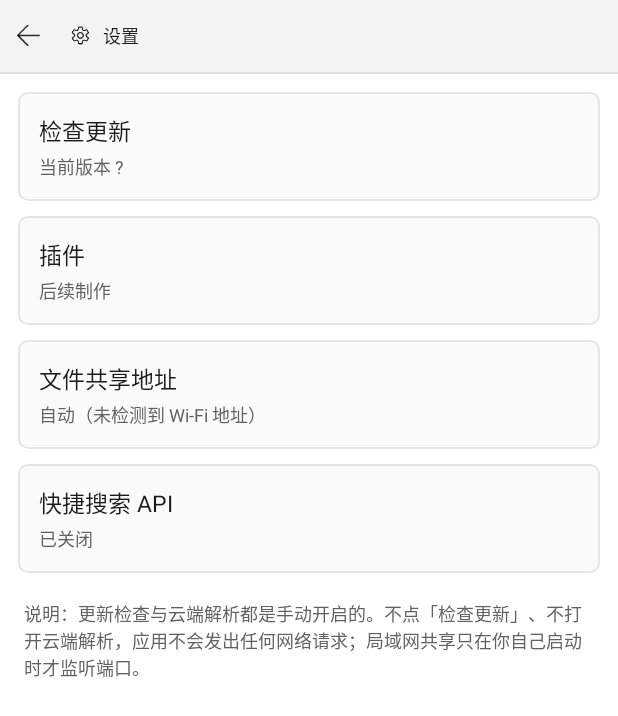
After one commit to ttq7/PhonePC, an Android app: the SettingsActivity screen opened directly, with no data from a screen before it, on a phone screen of 412 x 824 dp. The commit adds this screen. Shown: the top 716 px of the screen. Run offline under Robolectric (Android 15) with nearby library versions, the light colour scheme and no system bars; network calls fail.

Commit message:
新增设置页：检查更新 / 插件占位 / 共享地址 / 快捷搜索 API
导航窗格底部新增「设置」入口，页面含四块：

1. 检查更新 —— 复用 UpdateFlow，显示当前版本
2. 插件 —— 入口占位，说明计划形态（下载 zip 插件包扩展查看器/操作）
3. 文件共享地址 —— 留空自动检测 Wi-Fi 地址，也可手填固定地址/端口
   （热点共享或需要固定端口时自动检测是错的）。NetShare.url 优先用该值
4. 快捷搜索 API —— OpenAI 兼容接口 + 模型名 + 密钥

API 的设计要点：不让模型返回时间戳或扩展名集合，只让它把口语说法
归一成标准关键词（「我上午在百度下载的图片」-> 「上午 百度 图片」），
时间窗计算与扩展名集合仍由已验证的本机解析器完成。这样输出极短、
幻觉易于发现，接口失败或超时自动退回本机解析。

隐私：更新检查与云端解析均为手动开启；不点检查更新、不开云端解析
就不会发出任何网络请求。设置页底部有明确说明。

```diff
--- a/PhonePC/app/src/main/AndroidManifest.xml
+++ b/PhonePC/app/src/main/AndroidManifest.xml
@@ -59,6 +59,11 @@
             android:theme="@style/Theme.PhonePC" />
 
         <activity
+            android:name=".SettingsActivity"
+            android:exported="false"
+            android:theme="@style/Theme.PhonePC" />
+
+        <activity
             android:name=".QuickFindActivity"
             android:exported="false"
             android:theme="@style/Theme.PhonePC"
--- a/PhonePC/app/src/main/java/com/phonepc/explorer/MainActivity.kt
+++ b/PhonePC/app/src/main/java/com/phonepc/explorer/MainActivity.kt
@@ -124,6 +124,7 @@ class MainActivity : AppCompatActivity() {
         super.onCreate(savedInstanceState)
         b = ActivityMainBinding.inflate(layoutInflater)
         setContentView(b.root)
+        com.phonepc.explorer.data.AppSettings.init(this)
         prefs = Prefs(this)
         sortSpec = prefs.sortSpec
         viewMode = prefs.viewMode
@@ -382,6 +383,7 @@ class MainActivity : AppCompatActivity() {
             item.id == "home" -> navigateTo(HOME_PATH)
             item.id == "thispc" -> navigateTo(null)
             item.id == "quickfind" -> startActivity(QuickFindActivity.intent(this))
+            item.id == "settings" -> startActivity(SettingsActivity.intent(this))
             item.id == "network" -> startActivity(
                 NetShareActivity.intent(this, Environment.getExternalStorageDirectory().absolutePath)
             )
@@ -826,6 +828,7 @@ class MainActivity : AppCompatActivity() {
             R.drawable.ic_recyclebin,
             null
         )
+        rows += NavRow.Item("settings", getString(R.string.settings), R.drawable.g_settings, null)
         return rows
     }
 
--- a/PhonePC/app/src/main/java/com/phonepc/explorer/NetShareActivity.kt
+++ b/PhonePC/app/src/main/java/com/phonepc/explorer/NetShareActivity.kt
@@ -12,6 +12,7 @@ import androidx.appcompat.app.AppCompatActivity
 import androidx.core.content.ContextCompat
 import com.phonepc.explorer.databinding.ActivityNetshareBinding
 import com.phonepc.explorer.databinding.ViewCommandButtonBinding
+import com.phonepc.explorer.data.AppSettings
 import com.phonepc.explorer.net.NetShare
 import java.io.File
 
@@ -29,6 +30,7 @@ class NetShareActivity : AppCompatActivity() {
         super.onCreate(savedInstanceState)
         b = ActivityNetshareBinding.inflate(layoutInflater)
         setContentView(b.root)
+        com.phonepc.explorer.data.AppSettings.init(this)
 
         val path = intent.getStringExtra(EXTRA_PATH)
         shareDir = if (!path.isNullOrEmpty()) File(path) else File("/")
@@ -100,7 +102,7 @@ class NetShareActivity : AppCompatActivity() {
 
     private fun startShare() {
         try {
-            NetShare.start(shareDir)
+            NetShare.start(shareDir, AppSettings.shareUrl)
             render()
             val url = NetShare.url
             toast(if (url != null) getString(R.string.net_started, url) else getString(R.string.net_no_wifi))
--- /dev/null
+++ b/PhonePC/app/src/main/java/com/phonepc/explorer/SettingsActivity.kt
@@ -0,0 +1,128 @@
+package com.phonepc.explorer
+
+import android.content.Context
+import android.os.Bundle
+import android.view.LayoutInflater
+import android.widget.Toast
+import androidx.appcompat.app.AlertDialog
+import androidx.appcompat.app.AppCompatActivity
+import com.phonepc.explorer.data.AppSettings
+import com.phonepc.explorer.data.UpdateChecker
+import com.phonepc.explorer.databinding.ActivitySettingsBinding
+import com.phonepc.explorer.databinding.DialogApiBinding
+import com.phonepc.explorer.databinding.DialogInputBinding
+import com.phonepc.explorer.net.HttpFileServer
+
+class SettingsActivity : AppCompatActivity() {
+
+    private lateinit var b: ActivitySettingsBinding
+
+    override fun onCreate(savedInstanceState: Bundle?) {
+        super.onCreate(savedInstanceState)
+        b = ActivitySettingsBinding.inflate(layoutInflater)
+        setContentView(b.root)
+        com.phonepc.explorer.data.AppSettings.init(this)
+
+        b.btnBack.setOnClickListener { finish() }
+        b.rowUpdate.setOnClickListener { UpdateFlow.start(this) }
+        b.rowPlugins.setOnClickListener { showPlugins() }
+        b.rowShare.setOnClickListener { editShareUrl() }
+        b.rowApi.setOnClickListener { editApi() }
+    }
+
+    override fun onResume() {
+        super.onResume()
+        refresh()
+    }
+
+    private fun refresh() {
+        b.updSummary.text = getString(R.string.settings_update_summary, UpdateChecker.installedVersion(this))
+
+        val custom = AppSettings.shareUrl
+        b.shareSummary.text = if (custom.isBlank()) {
+            val auto = HttpFileServer.localAddresses().firstOrNull()
+            if (auto != null) getString(R.string.settings_share_auto, auto)
+            else getString(R.string.settings_share_auto_none)
+        } else {
+            getString(R.string.settings_share_custom, custom)
+        }
+
+        b.apiSummary.text = getString(R.string.settings_api_summary, AppSettings.apiSummary(this))
+    }
+
+    // ---- plugins ----------------------------------------------------------
+
+    private fun showPlugins() {
+        AlertDialog.Builder(this, R.style.Theme_PhonePC_Dialog)
+            .setTitle(R.string.settings_plugins)
+            .setMessage(R.string.settings_plugins_detail)
+            .setPositiveButton(R.string.ok, null)
+            .show()
+    }
+
+    // ---- share address ----------------------------------------------------
+
+    /**
+     * Blank means auto-detect. The share screen only knows the phone's own
+     * Wi-Fi address, which is wrong behind a hotspot or when a fixed port is
+     * needed, so this exists as an escape hatch.
+     */
+    private fun editShareUrl() {
+        val vb = DialogInputBinding.inflate(LayoutInflater.from(this))
+        vb.inputField.hint = "http://192.168.1.5:8080/"
+        vb.inputField.setText(AppSettings.shareUrl)
+        val dlg = AlertDialog.Builder(this, R.style.Theme_PhonePC_Dialog)
+            .setTitle(R.string.settings_share)
+            .setMessage(R.string.settings_share_detail)
+            .setView(vb.root)
+            .setNegativeButton(R.string.cancel, null)
+            .setNeutralButton(R.string.settings_share_reset, null)
+            .setPositiveButton(R.string.ok, null)
+            .create()
+        dlg.show()
+        dlg.getButton(AlertDialog.BUTTON_POSITIVE).setOnClickListener {
+            val v = vb.inputField.text.toString().trim()
+            if (v.isNotEmpty() && !v.startsWith("http")) {
+                toast(getString(R.string.settings_share_bad, v))
+            } else {
+                AppSettings.shareUrl = v
+                dlg.dismiss()
+                refresh()
+            }
+        }
+        dlg.getButton(AlertDialog.BUTTON_NEUTRAL).setOnClickListener {
+            AppSettings.shareUrl = ""
+            dlg.dismiss()
+            refresh()
+        }
+    }
+
+    // ---- remote search api ------------------------------------------------
+
+    private fun editApi() {
+        val vb = DialogApiBinding.inflate(LayoutInflater.from(this))
+        vb.apiOn.isChecked = AppSettings.apiEnabled
+        vb.apiEndpoint.setText(AppSettings.apiEndpoint)
+        vb.apiModel.setText(AppSettings.apiModel)
+        vb.apiKey.setText(AppSettings.apiKey)
+
+        AlertDialog.Builder(this, R.style.Theme_PhonePC_Dialog)
+            .setTitle(R.string.settings_api)
+            .setView(vb.root)
+            .setNegativeButton(R.string.cancel, null)
+            .setPositiveButton(R.string.ok) { _, _ ->
+                AppSettings.apiEnabled = vb.apiOn.isChecked
+                AppSettings.apiEndpoint = vb.apiEndpoint.text.toString().trim()
+                AppSettings.apiModel = vb.apiModel.text.toString().trim()
+                AppSettings.apiKey = vb.apiKey.text.toString().trim()
+                refresh()
+            }
+            .show()
+    }
+
+    private fun toast(msg: String) = Toast.makeText(this, msg, Toast.LENGTH_SHORT).show()
+
+    companion object {
+        fun intent(context: Context) = android.content.Intent(context, SettingsActivity::class.java)
+    }
+}
--- /dev/null
+++ b/PhonePC/app/src/main/java/com/phonepc/explorer/data/AppSettings.kt
@@ -0,0 +1,71 @@
+package com.phonepc.explorer.data
+
+import android.content.Context
+
+/**
+ * User-facing settings. Kept separate from [Prefs] (which holds view state)
+ * so the two never get confused.
+ */
+object AppSettings {
+
+    private const val FILE = "phonepc_settings"
+
+    @Volatile
+    private var appContext: Context? = null
+
+    /**
+     * Call once from each entry Activity. Storing the application context keeps
+     * the property syntax below readable; failing loudly beats silently
+     * returning a default when someone forgets.
+     */
+    fun init(context: Context) {
+        if (appContext == null) appContext = context.applicationContext
+    }
+
+    private fun context(): Context = appContext
+        ?: throw IllegalStateException("AppSettings.init() was never called")
+
+    private fun sp(context: Context) = context.getSharedPreferences(FILE, Context.MODE_PRIVATE)
+
+    // ---- 文件共享 ---------------------------------------------------------
+
+    /**
+     * Override for the address shown on the share screen. Blank means
+     * "auto-detect from the Wi-Fi interface", which is the common case; this is
+     * for people behind a hotspot or who want a fixed port.
+     */
+    var shareUrl: String
+        get() = sp(context()).getString("share_url", "") ?: ""
+        set(v) = sp(context()).edit().putString("share_url", v).apply()
+
+    // ---- 快捷搜索 API -----------------------------------------------------
+
+    var apiEnabled: Boolean
+        get() = sp(context()).getBoolean("api_enabled", false)
+        set(v) = sp(context()).edit().putBoolean("api_enabled", v).apply()
+
+    /** OpenAI-compatible chat-completions endpoint. */
+    var apiEndpoint: String
+        get() = sp(context()).getString("api_endpoint", "") ?: ""
+        set(v) = sp(context()).edit().putString("api_endpoint", v).apply()
+
+    var apiKey: String
+        get() = sp(context()).getString("api_key", "") ?: ""
+        set(v) = sp(context()).edit().putString("api_key", v).apply()
+
+    var apiModel: String
+        get() = sp(context()).getString("api_model", "") ?: ""
+        set(v) = sp(context()).edit().putString("api_model", v).apply()
+
+    fun isApiReady(context: Context): Boolean =
+        apiEnabled && apiEndpoint.isNotBlank() && apiModel.isNotBlank()
+
+    /** Never print the key itself; only whether one is present. */
+    fun apiSummary(context: Context): String = when {
+        !apiEnabled -> "已关闭"
+        apiEndpoint.isBlank() -> "未填写接口地址"
+        apiModel.isBlank() -> "未填写模型名"
+        apiKey.isBlank() -> "$apiModel（未填密钥）"
+        else -> apiModel
+    }
+}
--- /dev/null
+++ b/PhonePC/app/src/main/res/layout/activity_settings.xml
@@ -0,0 +1,198 @@
+<?xml version="1.0" encoding="utf-8"?>
+<LinearLayout xmlns:android="http://schemas.android.com/apk/res/android"
+    xmlns:app="http://schemas.android.com/apk/res-auto"
+    android:layout_width="match_parent"
+    android:layout_height="match_parent"
+    android:background="@color/win_surface"
+    android:fitsSystemWindows="true"
+    android:orientation="vertical">
+
+    <LinearLayout
+        android:layout_width="match_parent"
+        android:layout_height="@dimen/titlebar_height"
+        android:background="@color/win_bg"
+        android:gravity="center_vertical"
+        android:orientation="horizontal"
+        android:paddingStart="2dp"
+        android:paddingEnd="6dp">
+
+        <ImageView
+            android:id="@+id/btnBack"
+            android:layout_width="34dp"
+            android:layout_height="34dp"
+            android:background="@drawable/bg_icon_button"
+            android:padding="7dp"
+            android:scaleType="fitCenter"
+            android:src="@drawable/g_back"
+            app:tint="@color/icon_tint" />
+
+        <LinearLayout
+            android:layout_width="0dp"
+            android:layout_height="28dp"
+            android:layout_marginStart="2dp"
+            android:layout_weight="1"
+            android:background="@drawable/bg_tab"
+            android:gravity="center_vertical"
+            android:orientation="horizontal"
+            android:paddingStart="8dp"
+            android:paddingEnd="8dp">
+
+            <ImageView
+                android:layout_width="15dp"
+                android:layout_height="15dp"
+                android:scaleType="fitCenter"
+                android:src="@drawable/g_settings"
+                app:tint="@color/icon_tint" />
+
+            <TextView
+                android:layout_width="0dp"
+                android:layout_height="wrap_content"
+                android:layout_marginStart="7dp"
+                android:layout_weight="1"
+                android:singleLine="true"
+                android:text="@string/settings"
+                android:textColor="@color/win_text"
+                android:textSize="12sp" />
+        </LinearLayout>
+    </LinearLayout>
+
+    <View
+        android:layout_width="match_parent"
+        android:layout_height="1dp"
+        android:background="@color/win_divider" />
+
+    <ScrollView
+        android:layout_width="match_parent"
+        android:layout_height="0dp"
+        android:layout_weight="1">
+
+        <LinearLayout
+            android:layout_width="match_parent"
+            android:layout_height="wrap_content"
+            android:orientation="vertical"
+            android:padding="12dp">
+
+            <!-- 1. update -->
+            <LinearLayout
+                android:id="@+id/rowUpdate"
+                android:layout_width="match_parent"
+                android:layout_height="wrap_content"
+                android:background="@drawable/bg_dialog_input"
+                android:clickable="true"
+                android:focusable="true"
+                android:orientation="vertical"
+                android:padding="14dp">
+
+                <TextView
+                    android:layout_width="match_parent"
+                    android:layout_height="wrap_content"
+                    android:text="@string/settings_update"
+                    android:textColor="@color/win_text"
+                    android:textSize="15sp" />
+
+                <TextView
+                    android:id="@+id/updSummary"
+                    android:layout_width="match_parent"
+                    android:layout_height="wrap_content"
+                    android:layout_marginTop="3dp"
+                    android:textColor="@color/win_text_secondary"
+                    android:textSize="12sp" />
+            </LinearLayout>
+
+            <!-- 2. plugins -->
+            <LinearLayout
+                android:id="@+id/rowPlugins"
+                android:layout_width="match_parent"
+                android:layout_height="wrap_content"
+                android:layout_marginTop="10dp"
+                android:background="@drawable/bg_dialog_input"
+                android:clickable="true"
+                android:focusable="true"
+                android:orientation="vertical"
+                android:padding="14dp">
+
+                <TextView
+                    android:layout_width="match_parent"
+                    android:layout_height="wrap_content"
+                    android:text="@string/settings_plugins"
+                    android:textColor="@color/win_text"
+                    android:textSize="15sp" />
+
+                <TextView
+                    android:id="@+id/pluginSummary"
+                    android:layout_width="match_parent"
+                    android:layout_height="wrap_content"
+                    android:layout_marginTop="3dp"
+                    android:text="@string/settings_plugins_summary"
+                    android:textColor="@color/win_text_secondary"
+                    android:textSize="12sp" />
+            </LinearLayout>
+
+            <!-- 3. share address -->
+            <LinearLayout
+                android:id="@+id/rowShare"
+                android:layout_width="match_parent"
+                android:layout_height="wrap_content"
+                android:layout_marginTop="10dp"
+                android:background="@drawable/bg_dialog_input"
+                android:clickable="true"
+                android:focusable="true"
+                android:orientation="vertical"
+                android:padding="14dp">
+
+                <TextView
+                    android:layout_width="match_parent"
+                    android:layout_height="wrap_content"
+                    android:text="@string/settings_share"
+                    android:textColor="@color/win_text"
+                    android:textSize="15sp" />
+
+                <TextView
+                    android:id="@+id/shareSummary"
+                    android:layout_width="match_parent"
+                    android:layout_height="wrap_content"
+                    android:layout_marginTop="3dp"
+                    android:textColor="@color/win_text_secondary"
+                    android:textSize="12sp" />
+            </LinearLayout>
+
+            <!-- 4. remote search api -->
+            <LinearLayout
+                android:id="@+id/rowApi"
+                android:layout_width="match_parent"
+                android:layout_height="wrap_content"
+                android:layout_marginTop="10dp"
+                android:background="@drawable/bg_dialog_input"
+                android:clickable="true"
+                android:focusable="true"
+                android:orientation="vertical"
+                android:padding="14dp">
+
+                <TextView
+                    android:layout_width="match_parent"
+                    android:layout_height="wrap_content"
+                    android:text="@string/settings_api"
+                    android:textColor="@color/win_text"
+                    android:textSize="15sp" />
+
+                <TextView
+                    android:id="@+id/apiSummary"
+                    android:layout_width="match_parent"
+                    android:layout_height="wrap_content"
+                    android:layout_marginTop="3dp"
+                    android:textColor="@color/win_text_secondary"
+                    android:textSize="12sp" />
+            </LinearLayout>
+
+            <TextView
+                android:layout_width="match_parent"
+                android:layout_height="wrap_content"
+                android:layout_marginTop="18dp"
+                android:layout_marginStart="4dp"
+                android:layout_marginEnd="4dp"
+                android:text="@string/settings_privacy"
+                android:textColor="@color/win_text_secondary"
+                android:textSize="12sp" />
+        </LinearLayout>
+    </ScrollView>
+</LinearLayout>
--- a/PhonePC/app/src/main/res/values/strings.xml
+++ b/PhonePC/app/src/main/res/values/strings.xml
@@ -269,4 +269,28 @@
     <string name="update_failed_hint">手机可能访问不了 GitHub。可以到项目页面手动下载安装。</string>
     <string name="update_download_failed">下载失败：%1$s</string>
     <string name="update_install_failed">无法启动安装：%1$s\n请在系统设置里允许「安装未知应用」。</string>
+    <string name="settings">设置</string>
+    <string name="settings_update">检查更新</string>
+    <string name="settings_update_summary">当前版本 %1$s</string>
+    <string name="settings_plugins">插件</string>
+    <string name="settings_plugins_summary">后续制作</string>
+    <string name="settings_plugins_detail">插件系统还没有做。\n\n计划中的形态是：从项目页面下载 .zip 插件包，装上后给文件管理器增加新的查看器或操作（例如压缩包内直接编辑、更多归档格式、按 EXIF 归档照片）。\n\n现在这里只是个入口占位。</string>
+    <string name="settings_share">文件共享地址</string>
+    <string name="settings_share_auto">自动（当前 %1$s）</string>
+    <string name="settings_share_auto_none">自动（未检测到 Wi-Fi 地址）</string>
+    <string name="settings_share_custom">已自定义：%1$s</string>
+    <string name="settings_share_detail">留空表示自动检测本机 Wi-Fi 地址。\n如果你在用热点共享，或者想要固定端口，可以在这里手填完整地址。</string>
+    <string name="settings_share_reset">恢复自动</string>
+    <string name="settings_share_bad">地址要以 http:// 开头：%1$s</string>
+    <string name="settings_api">快捷搜索 API</string>
+    <string name="settings_api_summary">%1$s</string>
+    <string name="settings_api_enable">启用云端解析</string>
+    <string name="settings_api_endpoint">接口地址（OpenAI 兼容）</string>
+    <string name="settings_api_endpoint_hint">https://api.example.com/v1/chat/completions</string>
+    <string name="settings_api_model">模型名</string>
+    <string name="settings_api_model_hint">例如 gpt-4o-mini / qwen-plus</string>
+    <string name="settings_api_key">密钥</string>
+    <string name="settings_api_key_hint">留空表示接口不需要鉴权</string>
+    <string name="settings_api_note">开启后，「快捷查找」会先把你的查询发给这个接口，让它把口语说法归一成标准关键词，再由本机解析。\n\n密钥只存在本机，不会上传到别处。\n\n接口失败或超时会自动退回本机解析，不影响搜索。</string>
+    <string name="settings_privacy">说明：更新检查与云端解析都是手动开启的。不点「检查更新」、不打开云端解析，应用不会发出任何网络请求；局域网共享只在你自己启动时才监听端口。</string>
 </resources>
```
Also changed, not shown: PhonePC/app/src/main/java/com/phonepc/explorer/QuickFindActivity.kt (+11 -1 lines), PhonePC/app/src/main/java/com/phonepc/explorer/data/RemoteParser.kt (added, +119 -0 lines), PhonePC/app/src/main/java/com/phonepc/explorer/net/NetShare.kt (+12 -1 lines), PhonePC/app/src/main/res/layout/dialog_api.xml (added, +100 -0 lines), 2 other files.
